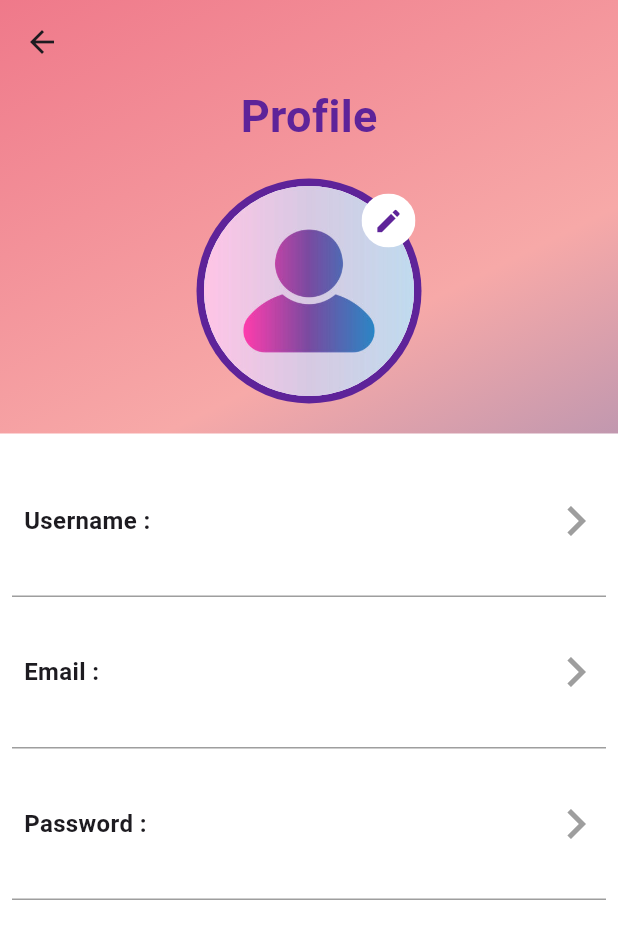
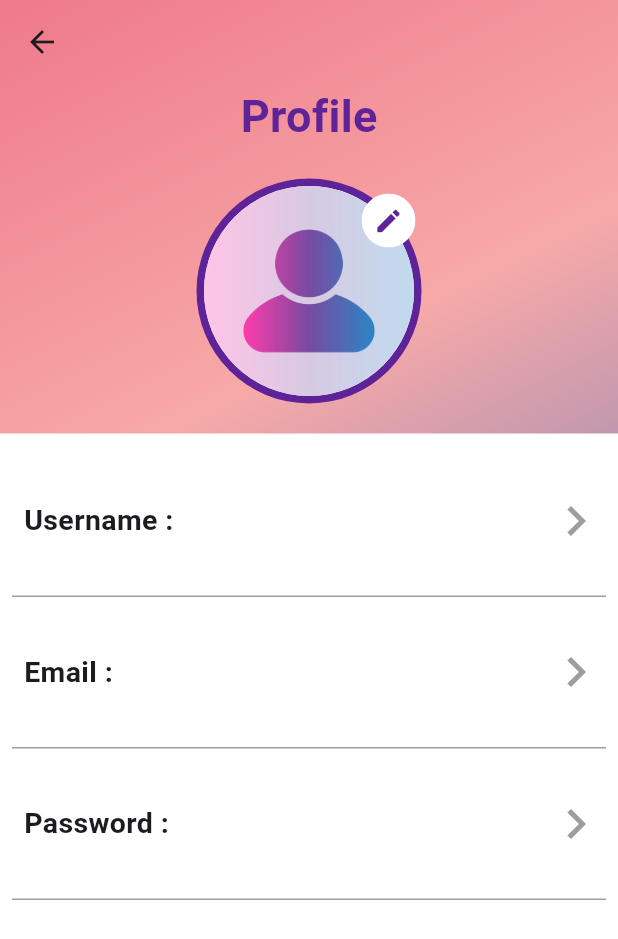
Before and after one commit to Maramallah/Shop-flutter, a Flutter app: the ProfileScreen screen opened directly, on a phone screen of 412 x 824 dp. Shown: the top 939 px of the screen. Run offline on Flutter 3.47's test engine with Material 3 defaults, Android fonts, the phone set to English and light mode, and no system bars; our stand-ins replace font_awesome_flutter, toggle_switch; accounts and stored records are empty.

Commit message:
last last

```diff
--- a/lib/Screens/profile_screen.dart
+++ b/lib/Screens/profile_screen.dart
@@ -91,7 +91,7 @@ class _ProfileScreenState extends State<ProfileScreen> {
             padding: const EdgeInsets.all(8.0),
             child: Text(
               text,
-              style: const TextStyle(fontSize: 16, fontWeight: FontWeight.bold),
+              style: const TextStyle(fontSize: 19, fontWeight: FontWeight.bold),
             ),
           ),
           const Icon(
```
